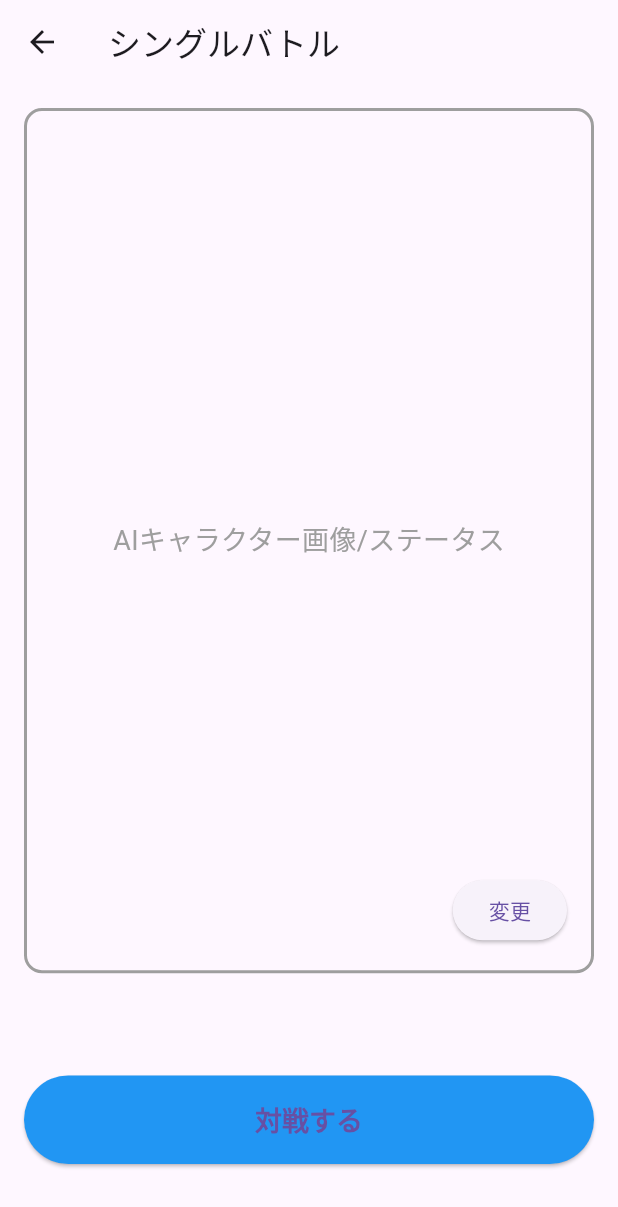
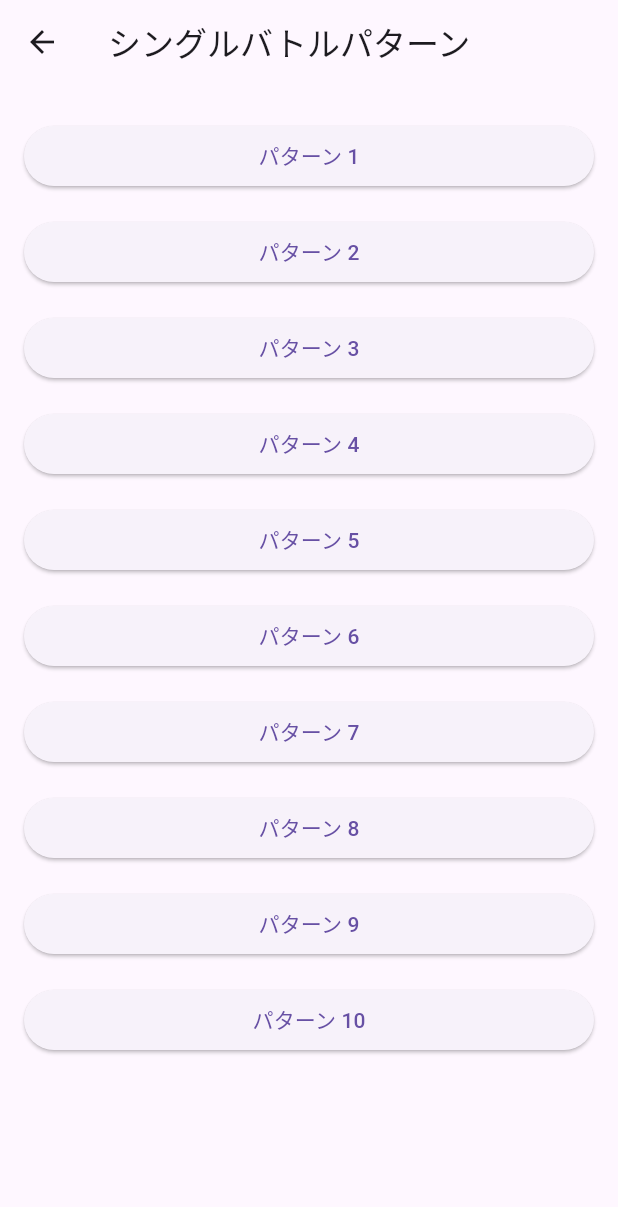
Before and after one commit to MyodoKouga/aib_mobile, a Flutter app: the BattleTab screen opened directly, after a tap on "シングルバトル", on a phone screen of 412 x 824 dp. Shown: the top 1207 px of the screen. Run offline on Flutter 3.47's test engine with Material 3 defaults, Android fonts, the phone set to English and light mode, and no system bars; our stand-ins replace flutter_riverpod, flutter_screenutil, freezed_annotation, shared_preferences; accounts and stored records are empty.

Commit message:
パターン遷移ページを追加

```diff
--- a/app/lib/features/battle/view/character_change_screen.dart
+++ b/app/lib/features/battle/view/character_change_screen.dart
@@ -11,7 +11,6 @@ class CharacterChangeScreen extends StatelessWidget {
       ),
       body: Column(
         children: [
-          // タイトルテキスト
           const Padding(
             padding: EdgeInsets.all(8.0),
             child: Text(
@@ -20,18 +19,17 @@ class CharacterChangeScreen extends StatelessWidget {
             ),
           ),
 
-          // キャラクターカードのグリッド
           Expanded(
             child: Padding(
               padding: const EdgeInsets.all(8.0),
               child: GridView.builder(
                 gridDelegate: const SliverGridDelegateWithFixedCrossAxisCount(
-                  crossAxisCount: 3, // 横に3つ並べる
-                  crossAxisSpacing: 8, // 横方向のスペース
-                  mainAxisSpacing: 8, // 縦方向のスペース
-                  childAspectRatio: 3 / 4, // カードのアスペクト比 (幅:高さ)
+                  crossAxisCount: 3,
+                  crossAxisSpacing: 8,
+                  mainAxisSpacing: 8,
+                  childAspectRatio: 3 / 4,
                 ),
-                itemCount: 15, // 仮で15個のカードを用意
+                itemCount: 15,
                 itemBuilder: (context, index) {
                   return Card(
                     shape: RoundedRectangleBorder(
@@ -45,7 +43,7 @@ class CharacterChangeScreen extends StatelessWidget {
                           child: Container(
                             margin: const EdgeInsets.all(8.0),
                             decoration: BoxDecoration(
-                              color: Colors.grey[300], // 仮の背景色
+                              color: Colors.grey[300],
                               borderRadius: BorderRadius.circular(8),
                             ),
                             child: const Center(
@@ -59,7 +57,7 @@ class CharacterChangeScreen extends StatelessWidget {
                         Padding(
                           padding: const EdgeInsets.all(8.0),
                           child: Text(
-                            'キャラクター名 ${index + 1}', // 仮のキャラクター名
+                            'キャラクター名 ${index + 1}',
                             style: const TextStyle(fontSize: 14),
                           ),
                         ),
@@ -71,19 +69,17 @@ class CharacterChangeScreen extends StatelessWidget {
             ),
           ),
 
-          // 新規作成ボタン
           Padding(
             padding: const EdgeInsets.only(left: 16.0, right: 16.0, top: 16.0, bottom: 48.0),
             child: SizedBox(
               width: double.infinity,
               child: ElevatedButton(
                 style: ElevatedButton.styleFrom(
-                  backgroundColor: Colors.green, // 新規作成ボタンの色
+                  backgroundColor: Colors.green,
                   padding: const EdgeInsets.symmetric(vertical: 16.0),
                   textStyle: const TextStyle(fontSize: 18, fontWeight: FontWeight.bold),
                 ),
                 onPressed: () {
-                  // 新規作成処理
                   ScaffoldMessenger.of(context).showSnackBar(
                     const SnackBar(content: Text('新規作成ボタンが押されました')),
                   );
--- /dev/null
+++ b/app/lib/features/battle/view/single_battle_patterns_screen.dart
@@ -0,0 +1,37 @@
+import 'package:flutter/material.dart';
+import 'single_battle_screen.dart';
+
+class SingleBattlePatternsScreen extends StatelessWidget {
+  const SingleBattlePatternsScreen({super.key});
+
+  @override
+  Widget build(BuildContext context) {
+    return Scaffold(
+      appBar: AppBar(
+        title: const Text('シングルバトルパターン'),
+      ),
+      body: Padding(
+        padding: const EdgeInsets.all(16.0),
+        child: ListView.builder(
+          itemCount: 10,
+          itemBuilder: (context, index) {
+            return Padding(
+              padding: const EdgeInsets.symmetric(vertical: 8.0),
+              child: ElevatedButton(
+                onPressed: () {
+                  Navigator.push(
+                    context,
+                    MaterialPageRoute(
+                      builder: (context) => SingleBattleScreen(pattern: index + 1),
+                    ),
+                  );
+                },
+                child: Text('パターン ${index + 1}'),
+              ),
+            );
+          },
+        ),
+      ),
+    );
+  }
+}
--- a/app/lib/features/battle/view/single_battle_screen.dart
+++ b/app/lib/features/battle/view/single_battle_screen.dart
@@ -3,7 +3,9 @@ import 'package:app/features/battle/view/character_change_screen.dart';
 import 'package:app/features/battle/view/battle_result_screen.dart';
 
 class SingleBattleScreen extends StatelessWidget {
-  const SingleBattleScreen({super.key});
+    final int pattern;
+
+  const SingleBattleScreen({super.key, required this.pattern});
 
   @override
   Widget build(BuildContext context) {
@@ -13,7 +15,6 @@ class SingleBattleScreen extends StatelessWidget {
       ),
       body: Column(
         children: [
-          // キャラクター画像枠
           Container(
             height: MediaQuery.of(context).size.height * 0.7,
             margin: const EdgeInsets.all(16.0),
@@ -34,7 +35,6 @@ class SingleBattleScreen extends StatelessWidget {
                   right: 16,
                   child: ElevatedButton(
                     onPressed: () {
-                      // キャラクター変更ページに遷移
                       Navigator.push(
                         context,
                         MaterialPageRoute(
--- a/app/lib/features/home/view/tabs/battle_tab.dart
+++ b/app/lib/features/home/view/tabs/battle_tab.dart
@@ -1,6 +1,6 @@
 import 'package:flutter/material.dart';
-import 'package:app/features/battle/view/single_battle_screen.dart';
 import 'package:app/features/battle/view/tournament_screen.dart';
+import 'package:app/features/battle/view/single_battle_patterns_screen.dart';
 
 class BattleTab extends StatelessWidget {
   const BattleTab({super.key});
@@ -17,7 +17,7 @@ class BattleTab extends StatelessWidget {
                 Navigator.push(
                   context,
                   MaterialPageRoute(
-                    builder: (context) => const SingleBattleScreen(),
+                    builder: (context) => const SingleBattlePatternsScreen(),
                   ),
                 );
               },
```
Also changed, not shown: app/lib/features/battle/view/battle_result_screen.dart (+1 -6 lines).
